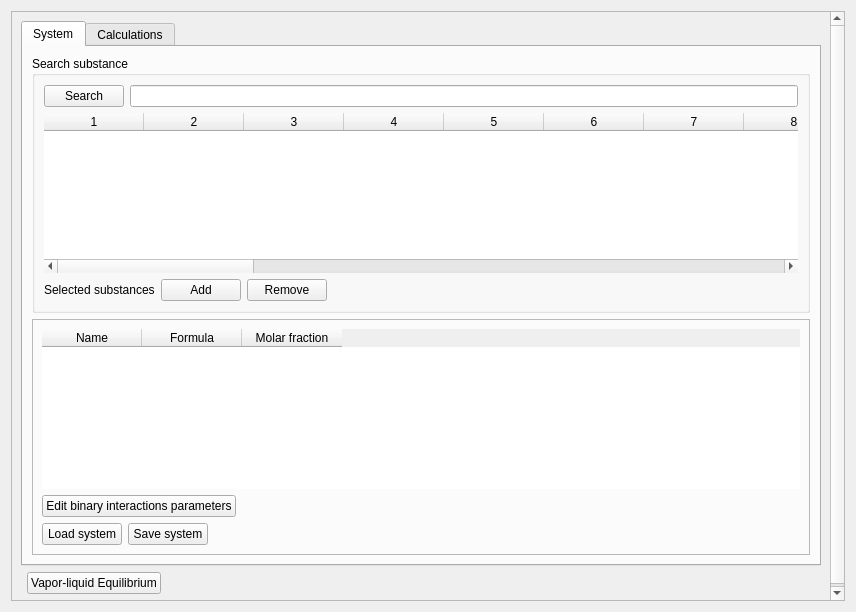
First picture: the form in designer/mixture_calculations_ui.ui, repository marcusbfs/Sindri, before the edit.
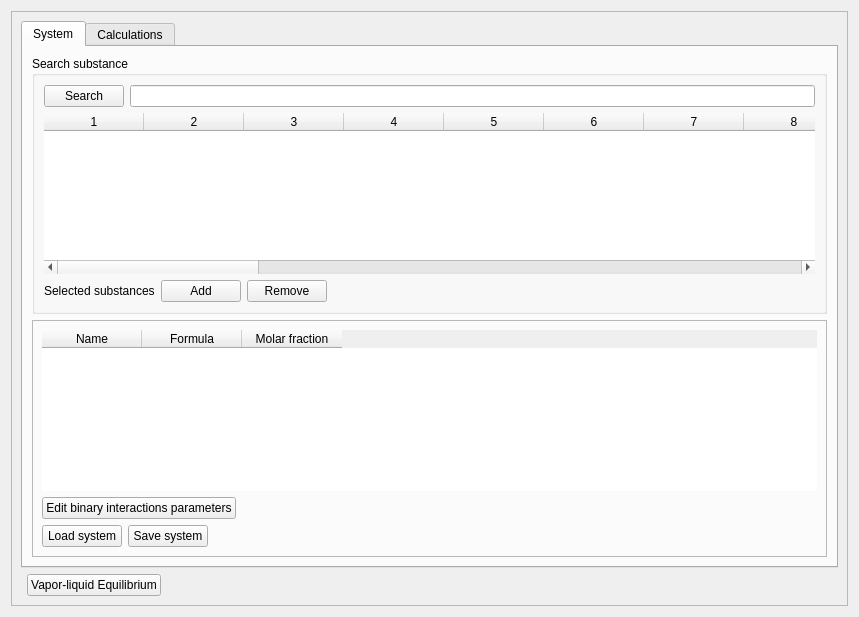
Second picture: the form after the edit.

```diff
--- a/designer/mixture_calculations_ui.ui
+++ b/designer/mixture_calculations_ui.ui
@@ -9,8 +9,8 @@
    <rect>
     <x>0</x>
     <y>0</y>
-    <width>856</width>
-    <height>612</height>
+    <width>859</width>
+    <height>617</height>
    </rect>
   </property>
   <property name="windowTitle">
@@ -27,8 +27,8 @@
        <rect>
         <x>0</x>
         <y>0</y>
-        <width>836</width>
-        <height>592</height>
+        <width>839</width>
+        <height>597</height>
        </rect>
       </property>
       <layout class="QGridLayout" name="gridLayout_2">
```
